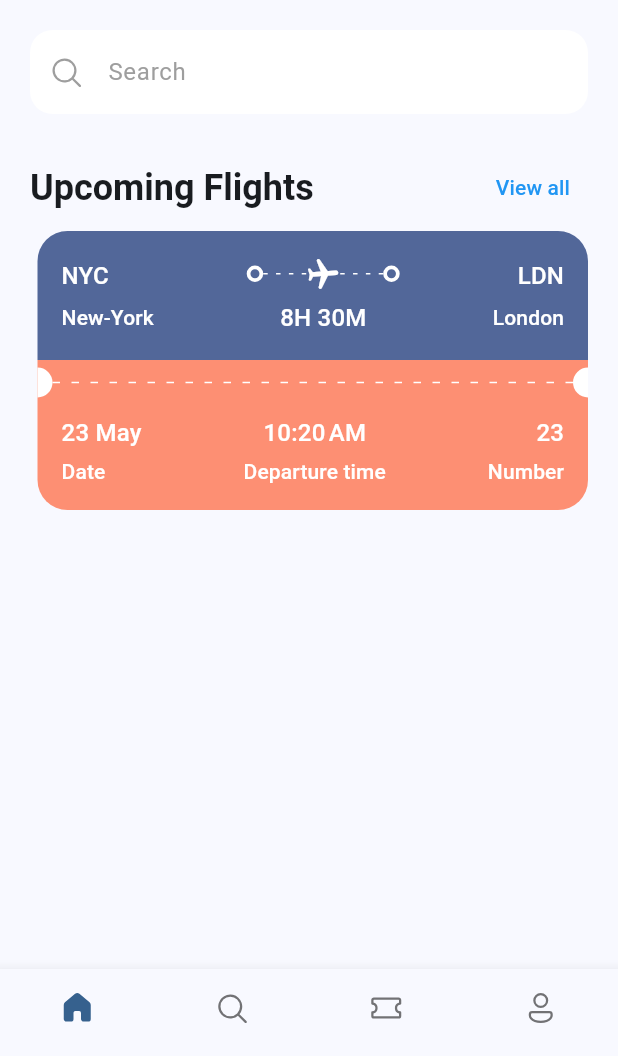
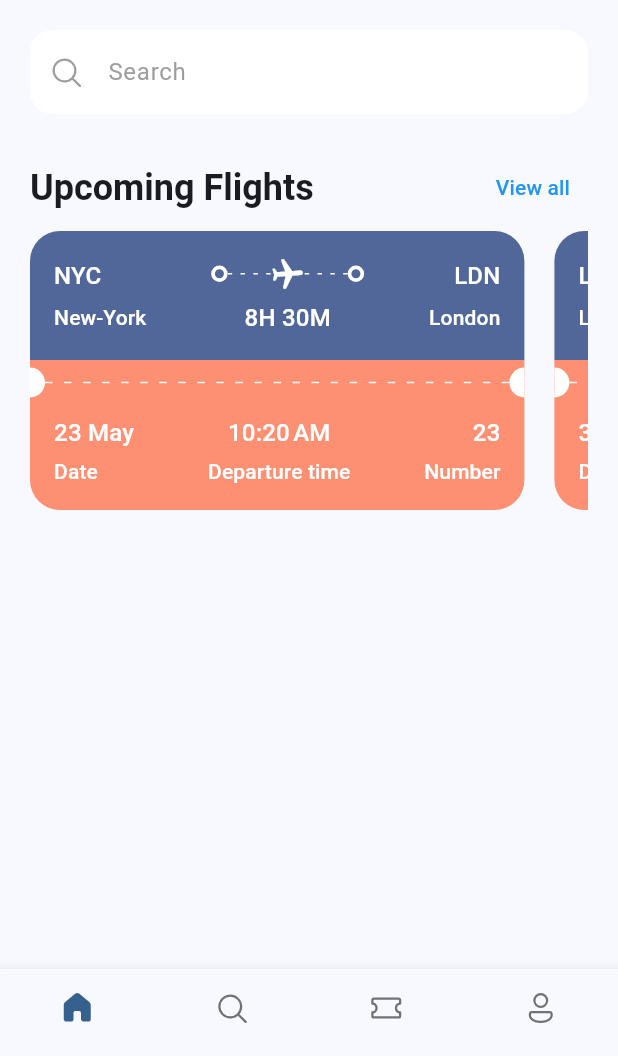
Before and after one commit to alexleboucher/tickets-booking-app, a Flutter app: the screen it shows after launch, on a phone screen of 412 x 824 dp, the part 180-1236 px from its top. Run offline on Flutter 3.47's test engine with Material 2 defaults, Android fonts, the phone set to English and light mode, and no system bars; our stand-ins replace fluentui_icons, gap.

Commit message:
Added SignleChildScrollView for tickets list on home screen

```diff
--- /dev/null
+++ b/lib/models/ticket.dart
@@ -0,0 +1,19 @@
+class Ticket {
+  const Ticket({
+    required this.departureCode,
+    required this.departureName,
+    required this.arrivalCode,
+    required this.arrivalName,
+    required this.flightDuration,
+    required this.departureDate,
+    required this.ticketNumber,
+  });
+
+  final String departureCode;
+  final String arrivalCode;
+  final String departureName;
+  final String arrivalName;
+  final Duration flightDuration;
+  final DateTime departureDate;
+  final int ticketNumber;
+}
--- a/lib/screens/home_screen.dart
+++ b/lib/screens/home_screen.dart
@@ -3,10 +3,33 @@ import 'package:flutter/material.dart';
 import 'package:gap/gap.dart';
 import 'package:provider/provider.dart';
 import 'package:tickets_booking_app/main.dart';
+import 'package:tickets_booking_app/models/ticket.dart';
+import 'package:tickets_booking_app/utils/layout.dart';
 import 'package:tickets_booking_app/widgets/app_scaffold.dart';
 import 'package:tickets_booking_app/widgets/home/home_header.dart';
 import 'package:tickets_booking_app/widgets/ui/ticket_view.dart';
 import 'package:tickets_booking_app/widgets/ui/view_all_title.dart';
+
+var tickets = [
+  Ticket(
+    departureCode: 'NYC',
+    departureName: 'New-York',
+    arrivalCode: 'LDN',
+    arrivalName: 'London',
+    flightDuration: const Duration(hours: 8, minutes: 30),
+    departureDate: DateTime(2023, 5, 23, 10, 20),
+    ticketNumber: 23,
+  ),
+  Ticket(
+    departureCode: 'LDN',
+    departureName: 'London',
+    arrivalCode: 'NYC',
+    arrivalName: 'New-York',
+    flightDuration: const Duration(hours: 8, minutes: 15),
+    departureDate: DateTime(2023, 5, 30, 14, 55),
+    ticketNumber: 23,
+  ),
+];
 
 class HomeScreen extends StatelessWidget {
   const HomeScreen({super.key});
@@ -62,16 +85,27 @@ class HomeScreen extends StatelessWidget {
                   },
                 ),
                 const Gap(5),
-                Container(
-                  margin: const EdgeInsets.only(left: 5),
-                  child: TicketView(
-                    departureCode: 'NYC',
-                    departureName: 'New-York',
-                    arrivalCode: 'LDN',
-                    arrivalName: 'London',
-                    flightDuration: const Duration(hours: 8, minutes: 30),
-                    departureDate: DateTime(2023, 5, 23, 10, 20),
-                    ticketNumber: 23,
+                SingleChildScrollView(
+                  scrollDirection: Axis.horizontal,
+                  child: Row(
+                    children: [
+                      for (var i = 0; i < tickets.length; i++)
+                        Row(
+                          children: [
+                            TicketView(
+                              width: getSize(context).width * 0.8,
+                              departureCode: tickets[i].departureCode,
+                              departureName: tickets[i].departureName,
+                              arrivalCode: tickets[i].arrivalCode,
+                              arrivalName: tickets[i].arrivalName,
+                              flightDuration: tickets[i].flightDuration,
+                              departureDate: tickets[i].departureDate,
+                              ticketNumber: tickets[i].ticketNumber,
+                            ),
+                            if (i < tickets.length - 1) const Gap(20)
+                          ],
+                        ),
+                    ],
                   ),
                 ),
               ],
--- a/lib/utils/layout.dart
+++ b/lib/utils/layout.dart
@@ -1,5 +1,5 @@
 import 'package:flutter/material.dart';
 
-getSize(BuildContext context) {
+Size getSize(BuildContext context) {
   return MediaQuery.of(context).size;
 }
--- a/lib/widgets/ui/ticket_view.dart
+++ b/lib/widgets/ui/ticket_view.dart
@@ -2,7 +2,6 @@ import 'package:flutter/material.dart';
 import 'package:gap/gap.dart';
 import 'package:intl/intl.dart';
 import 'package:tickets_booking_app/utils/duration.dart';
-import 'package:tickets_booking_app/utils/layout.dart';
 import 'package:tickets_booking_app/widgets/ui/text/text_customization.dart';
 import 'package:tickets_booking_app/widgets/ui/text/title_text.dart';
 
@@ -12,6 +11,7 @@ const bottomTicketColor = Color.fromARGB(255, 253, 143, 115);
 class TicketView extends StatelessWidget {
   const TicketView({
     super.key,
+    required this.width,
     required this.departureCode,
     required this.departureName,
     required this.arrivalCode,
@@ -21,6 +21,7 @@ class TicketView extends StatelessWidget {
     required this.ticketNumber,
   });
 
+  final double width;
   final String departureCode;
   final String arrivalCode;
   final String departureName;
@@ -31,10 +32,8 @@ class TicketView extends StatelessWidget {
 
   @override
   Widget build(BuildContext context) {
-    final size = getSize(context);
-
     return SizedBox(
-      width: size.width,
+      width: width,
       child: Column(
         children: [
           Container(
```
